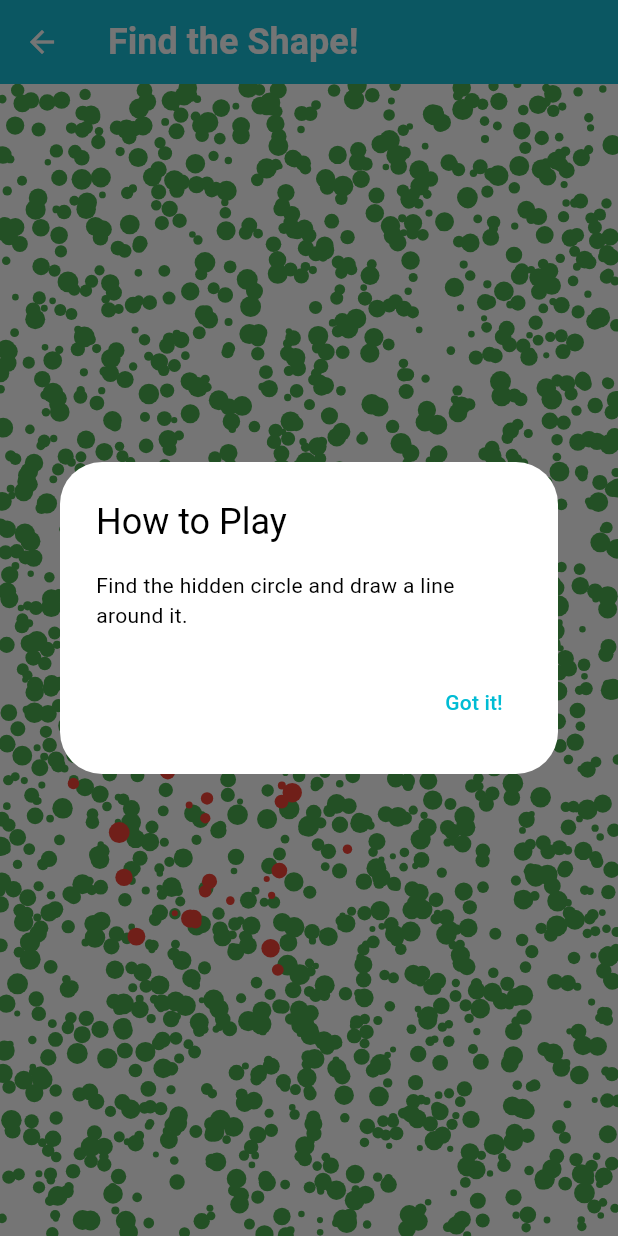
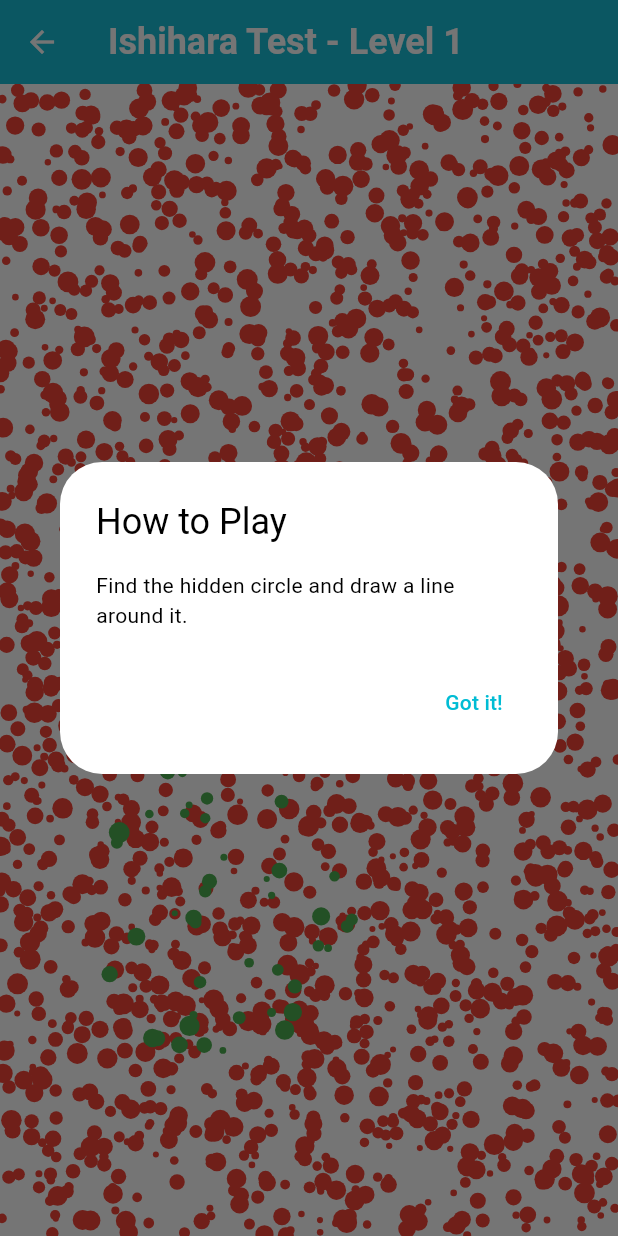
Before and after one commit to GunjanDhanuka/eyeplay, a Flutter app: the ShapeFinderGameScreen screen opened directly, on a phone screen of 412 x 824 dp. Run offline on Flutter 3.47's test engine with Material 3 defaults, Android fonts, the phone set to English and light mode, and no system bars; our stand-ins replace camera, permission_handler.

Commit message:
feat: Implement Ishihara number test and remove Snellen chart

```diff
--- a/lib/screens/shape_finder_game_screen.dart
+++ b/lib/screens/shape_finder_game_screen.dart
@@ -1,7 +1,8 @@
-
+import 'dart:math';
+import 'package:eyeplay/models/ishihara_level.dart';
+import 'package:eyeplay/screens/ishihara_result_screen.dart';
 import 'package:eyeplay/widgets/custom_feedback_dialog.dart';
 import 'package:flutter/material.dart';
-import 'dart:math';
 
 class ShapeFinderGameScreen extends StatefulWidget {
   @override
@@ -9,21 +10,37 @@ class ShapeFinderGameScreen extends StatefulWidget {
 }
 
 class _ShapeFinderGameScreenState extends State<ShapeFinderGameScreen> {
+  late List<IshiharaLevel> _levels;
+  int _currentLevelIndex = 0;
   List<Offset> _points = <Offset>[];
-  late Path _shapePath;
-  bool _isShapeFound = false;
+  Path? _shapePath;
+  int _score = 0;
   int _lives = 3;
-  int _score = 0;
+  late IshiharaLevel _currentLevel;
 
   @override
   void initState() {
     super.initState();
+    _levels = [
+      // Red-Green plates
+      IshiharaLevel(shapeColor: const Color(0xFF4CAF50), backgroundColor: const Color(0xFFF44336)),
+      IshiharaLevel(shapeColor: const Color(0xFFF08080), backgroundColor: const Color(0xFF98FB98)),
+      IshiharaLevel(shapeColor: const Color(0xFFD2B48C), backgroundColor: const Color(0xFF8FBC8F)),
+      // Blue-Yellow plates
+      IshiharaLevel(shapeColor: const Color(0xFF2196F3), backgroundColor: const Color(0xFFFFEB3B)),
+      IshiharaLevel(shapeColor: const Color(0xFF9370DB), backgroundColor: const Color(0xFFF0E68C)),
+      // Another plate
+      IshiharaLevel(shapeColor: const Color(0xFFFF4500), backgroundColor: const Color(0xFFADFF2F)),
+    ];
+    _currentLevel = _levels[_currentLevelIndex];
     WidgetsBinding.instance.addPostFrameCallback((_) => _showInstructions());
   }
 
   void _showInstructions() {
     final size = MediaQuery.of(context).size;
+    setState(() {
       _shapePath = _getRandomShapePath(size);
+    });
     showDialog(
       context: context,
       builder: (BuildContext context) {
@@ -60,14 +77,13 @@ class _ShapeFinderGameScreenState extends State<ShapeFinderGameScreen> {
   void _checkShape() {
     int correctPoints = 0;
     for (final point in _points) {
-      if (point != Offset.zero && _shapePath.contains(point)) {
+      if (point != Offset.zero && _shapePath!.contains(point)) {
         correctPoints++;
       }
     }
 
-    if (_points.isNotEmpty && correctPoints > 2) {
+    if (_points.isNotEmpty && correctPoints > 5) {
       setState(() {
-        _isShapeFound = true;
         _score++;
       });
       showDialog(
@@ -88,6 +104,8 @@ class _ShapeFinderGameScreenState extends State<ShapeFinderGameScreen> {
       setState(() {
         _lives--;
       });
+
+      if (_lives > 0) {
         showDialog(
           context: context,
           builder: (BuildContext context) {
@@ -104,54 +122,93 @@ class _ShapeFinderGameScreenState extends State<ShapeFinderGameScreen> {
             );
           },
         );
+      } else {
+        _endGameWithFailure();
+      }
     }
   }
 
+  void _endGameWithFailure() {
+    Navigator.of(context).pushReplacement(
+      MaterialPageRoute(
+        builder: (context) => IshiharaResultScreen(
+          correctAnswers: _score,
+          totalPlates: _levels.length,
+          failedLevel: _currentLevel,
+          failedLevelIndex: _currentLevelIndex + 1,
+        ),
+      ),
+    );
+  }
+
   void _nextLevel() {
+    if (_currentLevelIndex < _levels.length - 1) {
+      setState(() {
+        _currentLevelIndex++;
+        _currentLevel = _levels[_currentLevelIndex];
+        _points.clear();
         final size = MediaQuery.of(context).size;
-    setState(() {
-      _points.clear();
-      _isShapeFound = false;
         _shapePath = _getRandomShapePath(size);
       });
+    } else {
+      Navigator.of(context).pushReplacement(
+        MaterialPageRoute(
+          builder: (context) => IshiharaResultScreen(
+            correctAnswers: _score,
+            totalPlates: _levels.length,
+          ),
+        ),
+      );
+    }
   }
 
   @override
   Widget build(BuildContext context) {
+    if (_shapePath == null) {
       return Scaffold(
         appBar: AppBar(
-        title: const Text('Find the Shape!'),
+          title: Text('Ishihara Test - Level ${_currentLevelIndex + 1}'),
         ),
-      body: LayoutBuilder(
-        builder: (BuildContext context, BoxConstraints constraints) {
-          _shapePath = _getRandomShapePath(Size(constraints.maxWidth, constraints.maxHeight));
-          return Stack(
-            children: [
-              RepaintBoundary(
-                child: CustomPaint(
-                  painter: ShapePainter(shapePath: _shapePath),
-                  size: Size.infinite,
+        body: const Center(
+          child: CircularProgressIndicator(),
         ),
+      );
+    }
+    return Scaffold(
+      appBar: AppBar(
+        title: Text('Ishihara Test - Level ${_currentLevelIndex + 1}'),
       ),
-              GestureDetector(
+      body: GestureDetector(
+        behavior: HitTestBehavior.opaque,
         onPanUpdate: (DragUpdateDetails details) {
           setState(() {
-                    RenderBox renderBox = context.findRenderObject() as RenderBox;
-                    _points.add(renderBox.globalToLocal(details.globalPosition));
+            _points.add(details.localPosition);
           });
         },
         onPanEnd: (DragEndDetails details) {
+          setState(() {
             _points.add(Offset.zero);
+          });
           _checkShape();
         },
+        child: Stack(
+          children: <Widget>[
+            RepaintBoundary(
               child: CustomPaint(
-                  painter: DrawingPainter(points: _points),
-                  size: Size.infinite,
+                painter: ShapePainter(
+                  shapePath: _shapePath!,
+                  shapeColor: _currentLevel.shapeColor,
+                  backgroundColor: _currentLevel.backgroundColor,
+                ),
+                child: ConstrainedBox(constraints: const BoxConstraints.expand()),
               ),
             ),
+            CustomPaint(
+              painter: DrawingPainter(points: _points),
+              child: ConstrainedBox(constraints: const BoxConstraints.expand()),
+            ),
           ],
-          );
-        },
+        ),
       ),
     );
   }
@@ -159,15 +216,19 @@ class _ShapeFinderGameScreenState extends State<ShapeFinderGameScreen> {
 
 class ShapePainter extends CustomPainter {
   final Path shapePath;
+  final Color shapeColor;
+  final Color backgroundColor;
 
-  ShapePainter({required this.shapePath});
+  ShapePainter({
+    required this.shapePath,
+    required this.shapeColor,
+    required this.backgroundColor,
+  });
+
   @override
   void paint(Canvas canvas, Size size) {
     final random = Random();
-    final shapeColor = Colors.red;
-    final backgroundColor = Colors.green;
 
-    // Draw background dots
     for (int i = 0; i < 2000; i++) {
       double x = random.nextDouble() * size.width;
       double y = random.nextDouble() * size.height;
@@ -175,7 +236,6 @@ class ShapePainter extends CustomPainter {
       canvas.drawCircle(Offset(x, y), radius, Paint()..color = backgroundColor);
     }
 
-    // Draw dots inside the shape
     for (int i = 0; i < 500; i++) {
       double x = random.nextDouble() * size.width;
       double y = random.nextDouble() * size.height;
@@ -187,8 +247,10 @@ class ShapePainter extends CustomPainter {
   }
 
   @override
-  bool shouldRepaint(CustomPainter oldDelegate) {
-    return false;
+  bool shouldRepaint(covariant ShapePainter oldDelegate) {
+    return oldDelegate.shapePath != shapePath ||
+        oldDelegate.shapeColor != shapeColor ||
+        oldDelegate.backgroundColor != backgroundColor;
   }
 }
 
--- a/pubspec.yaml
+++ b/pubspec.yaml
@@ -37,7 +37,6 @@ dependencies:
   camera: ^0.11.2
   permission_handler: ^12.0.1
   provider: ^6.1.5+1
-  speech_to_text: ^7.3.0
 
 dev_dependencies:
   flutter_test:
```
Also changed, not shown: lib/screens/home_screen.dart (+28 -62 lines), lib/screens/ishihara_number_test_screen.dart (added, +180 -0 lines), lib/screens/ishihara_result_screen.dart (+45 -10 lines), lib/screens/snellen_chart_screen.dart (deleted, +0 -119 lines), pubspec.lock, 3 other files. Lines whose indentation alone changed are shown as unchanged.
